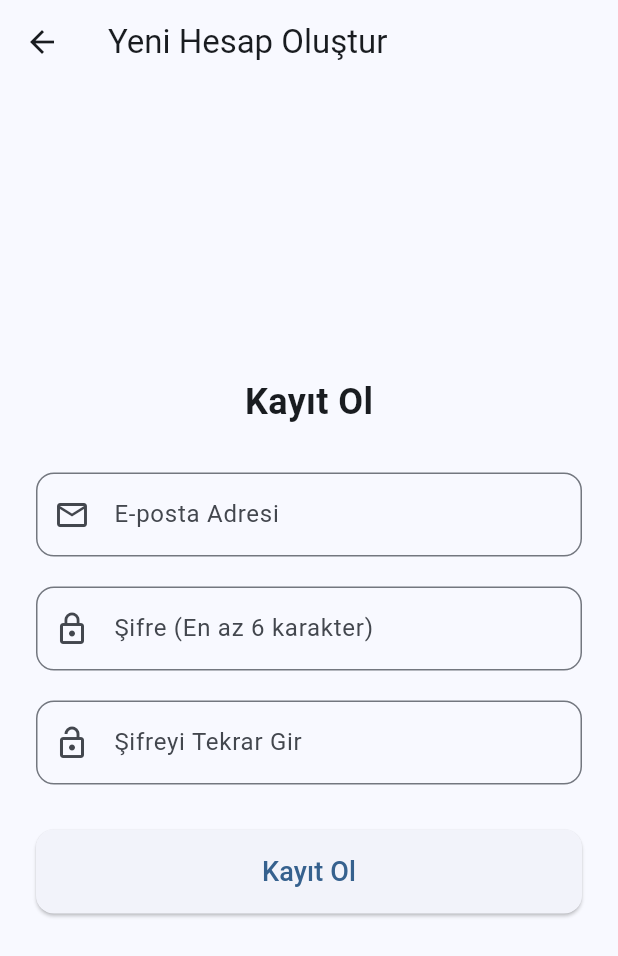
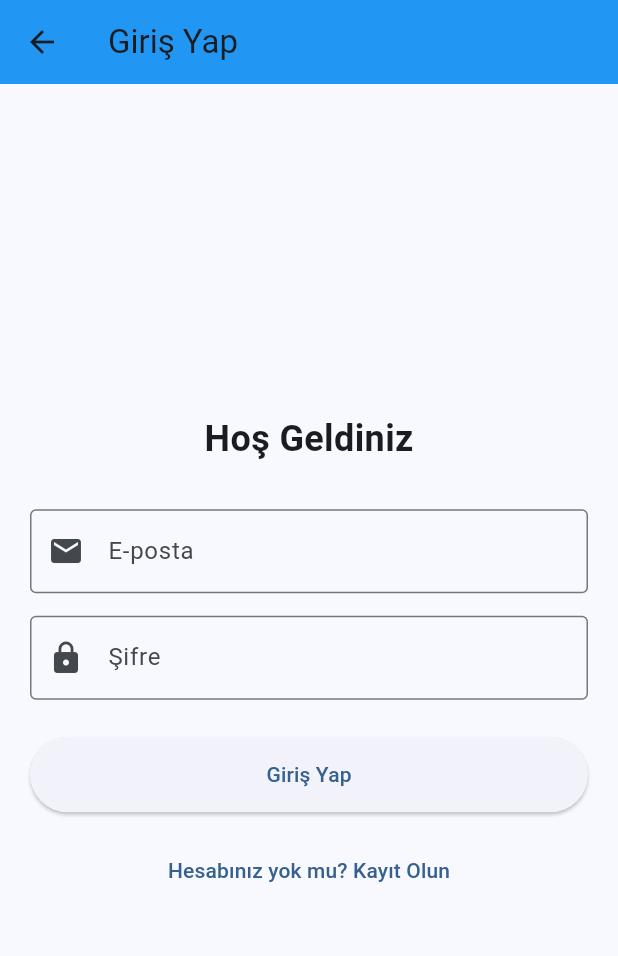
Before and after one commit to ipeeeek/akilli_kampus, a Flutter app: the RegisterScreen screen opened by its route, after a tap on "Kayıt Ol", on a phone screen of 412 x 824 dp. Shown: the top 956 px of the screen. Run offline on Flutter 3.47's test engine with Material 3 defaults, Android fonts, the phone set to English and light mode, and no system bars.

Commit message:
feat: Giriş, Kayıt ve Profil ekranları tamamlandı, yönlendirmeler bağlandı

```diff
--- a/lib/app_router.dart
+++ b/lib/app_router.dart
@@ -1,31 +1,38 @@
-// lib/app_router.dart dosyasına ait KESİN KOD
 import 'package:flutter/material.dart';
-import 'screens/home_screen.dart'; // Doğru yol
-import 'screens/register_screen.dart'; // Doğru yol
+// Kendi oluşturduğun sayfaları buraya import etmelisin
+import 'screens/home_screen.dart';
+import 'screens/register_screen.dart';
+import 'screens/login_screen.dart'; // Yeni eklediğimiz sayfa
+import 'map/map_screen.dart';
+import 'screens/profile_screen.dart';
 
 class RoutePaths {
+  static const String map = '/map';
   static const String home = '/';
   static const String register = '/register';
-  static const String profile = '/profile';
+  static const String login = '/login';   // Login rotasını buraya ekledik
+  static const String profile = '/profile'; // Birazdan yapacağın profil sayfası
 }
 
-Route<dynamic> generateRoute(RouteSettings settings) {
+class AppRouter {
+  static Route<dynamic> generateRoute(RouteSettings settings) {
     switch (settings.name) {
+      case RoutePaths.profile:
+        return MaterialPageRoute(builder: (_) => const ProfileScreen());
+      case RoutePaths.map:
+        return MaterialPageRoute(builder: (_) => const MapScreen());
       case RoutePaths.home:
-    // Const'ı kaldırdık
-      return MaterialPageRoute(builder: (context) => HomeScreen());
-
+        return MaterialPageRoute(builder: (_) => const HomeScreen());
       case RoutePaths.register:
-    // Const'ı kaldırdık
-      return MaterialPageRoute(builder: (context) => RegisterScreen());
-
+        return MaterialPageRoute(builder: (_) => const RegisterScreen());
+      case RoutePaths.login: // Login sayfası için yol tarifi
+        return MaterialPageRoute(builder: (_) => const LoginScreen());
       default:
         return MaterialPageRoute(
-        builder: (context) => const Scaffold(
-          body: Center(
-            child: Text('404 Hata: Rota bulunamadı.'),
-          ),
+          builder: (_) => Scaffold(
+            body: Center(child: Text('Hata: ${settings.name} rotası bulunamadı.')),
           ),
         );
     }
   }
+}
--- a/lib/main.dart
+++ b/lib/main.dart
@@ -18,7 +18,7 @@ class AnaUygulama extends StatelessWidget {
         useMaterial3: true,
       ),
 
-      onGenerateRoute: generateRoute,
+      onGenerateRoute: AppRouter.generateRoute,
       initialRoute: RoutePaths.home, // Başlangıç rotası Home (Giriş) olarak ayarlandı
     );
   }
--- /dev/null
+++ b/lib/screens/login_screen.dart
@@ -0,0 +1,68 @@
+import 'package:flutter/material.dart';
+import '../app_router.dart';
+
+class LoginScreen extends StatelessWidget {
+  const LoginScreen({super.key});
+
+  @override
+  Widget build(BuildContext context) {
+    return Scaffold(
+      appBar: AppBar(
+        title: const Text('Giriş Yap'),
+        backgroundColor: Colors.blue, // Uygulama rengine göre değiştirebilirsin
+      ),
+      body: Padding(
+        padding: const EdgeInsets.all(20.0),
+        child: Column(
+          mainAxisAlignment: MainAxisAlignment.center,
+          children: [
+            const Text(
+              'Hoş Geldiniz',
+              style: TextStyle(fontSize: 24, fontWeight: FontWeight.bold),
+            ),
+            const SizedBox(height: 30),
+            // E-posta Alanı
+            const TextField(
+              decoration: InputDecoration(
+                labelText: 'E-posta',
+                border: OutlineInputBorder(),
+                prefixIcon: Icon(Icons.email),
+              ),
+            ),
+            const SizedBox(height: 15),
+            // Şifre Alanı
+            const TextField(
+              obscureText: true,
+              decoration: InputDecoration(
+                labelText: 'Şifre',
+                border: OutlineInputBorder(),
+                prefixIcon: Icon(Icons.lock),
+              ),
+            ),
+            const SizedBox(height: 25),
+            // Giriş Yap Butonu
+            SizedBox(
+              width: double.infinity,
+              height: 50,
+              child: ElevatedButton(
+                onPressed: () {
+                  // Giriş başarılı varsayılıp Ana Sayfaya yönlendirecek
+                  Navigator.pushNamed(context, RoutePaths.map); // Geçici olarak haritaya gönderir
+                },
+                child: const Text('Giriş Yap'),
+              ),
+            ),
+            const SizedBox(height: 15),
+            // Kayıt Ol'a yönlendirme
+            TextButton(
+              onPressed: () {
+                Navigator.pushNamed(context, RoutePaths.register);
+              },
+              child: const Text('Hesabınız yok mu? Kayıt Olun'),
+            ),
+          ],
+        ),
+      ),
+    );
+  }
+}
--- a/lib/screens/register_screen.dart
+++ b/lib/screens/register_screen.dart
@@ -1,6 +1,6 @@
 // lib/screens/register_screen.dart dosyasının KESİN VE TAM KODU
 import 'package:flutter/material.dart'; // <--- Bu satır, StatelessWidget'ı getirir
-
+import '../app_router.dart';
 class RegisterScreen extends StatelessWidget {
   // Önceki hatayı çözmek için const'ı zaten kaldırmıştık
   const RegisterScreen({super.key});
@@ -61,7 +61,9 @@ class RegisterScreen extends StatelessWidget {
                 width: double.infinity,
                 child: ElevatedButton(
                   onPressed: () {
-                    debugPrint('Kayıt Ol butonuna basıldı');
+                    //print('Kayıt Ol butonuna basıldı');
+                    // Asıl önemli olan yönlendirme satırı:
+                    Navigator.pushNamed(context, RoutePaths.login);
                   },
                   style: ElevatedButton.styleFrom(
                     padding: const EdgeInsets.symmetric(vertical: 15),
```
Also changed, not shown: lib/screens/profile_screen.dart (added, +62 -0 lines). Lines whose indentation alone changed are shown as unchanged.
